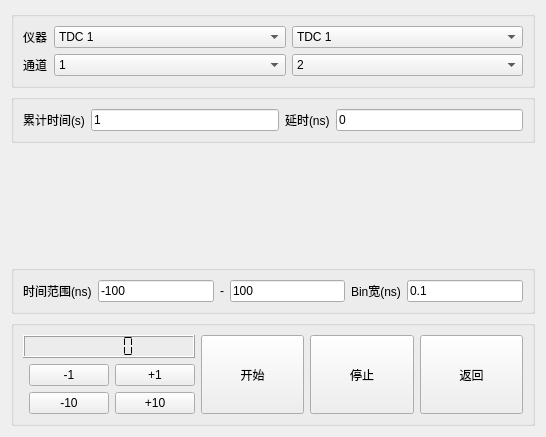
Qt form ui/histogramwidget.ui (WhiteChimney/TDC-counter) before a commit.
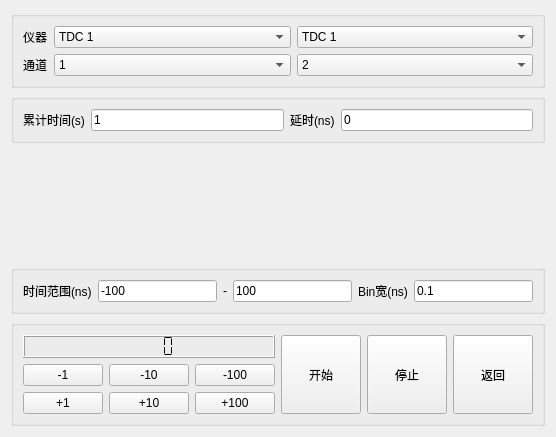
The same form after that commit. Custom widgets are drawn as their Qt base class.

Diff of the .ui file:
```diff
--- a/ui/histogramwidget.ui
+++ b/ui/histogramwidget.ui
@@ -254,34 +254,6 @@
      <layout class="QHBoxLayout" name="horizontalLayout_4">
       <item>
        <layout class="QGridLayout" name="gridLayout_2">
-        <item row="2" column="1">
-         <widget class="QPushButton" name="buttonMinusTen">
-          <property name="text">
-           <string>-10</string>
-          </property>
-         </widget>
-        </item>
-        <item row="1" column="1">
-         <widget class="QPushButton" name="buttonMinusOne">
-          <property name="text">
-           <string>-1</string>
-          </property>
-         </widget>
-        </item>
-        <item row="1" column="2">
-         <widget class="QPushButton" name="buttonPlusOne">
-          <property name="text">
-           <string>+1</string>
-          </property>
-         </widget>
-        </item>
-        <item row="2" column="2">
-         <widget class="QPushButton" name="buttonPlusTen">
-          <property name="text">
-           <string>+10</string>
-          </property>
-         </widget>
-        </item>
         <item row="0" column="0" colspan="3">
          <widget class="QLCDNumber" name="lcdComDelay">
           <property name="segmentStyle">
@@ -292,6 +264,48 @@
           </property>
          </widget>
         </item>
+        <item row="2" column="0">
+         <widget class="QPushButton" name="buttonPlus1">
+          <property name="text">
+           <string>+1</string>
+          </property>
+         </widget>
+        </item>
+        <item row="1" column="0">
+         <widget class="QPushButton" name="buttonMinus1">
+          <property name="text">
+           <string>-1</string>
+          </property>
+         </widget>
+        </item>
+        <item row="1" column="1">
+         <widget class="QPushButton" name="buttonMinus10">
+          <property name="text">
+           <string>-10</string>
+          </property>
+         </widget>
+        </item>
+        <item row="2" column="1">
+         <widget class="QPushButton" name="buttonPlus10">
+          <property name="text">
+           <string>+10</string>
+          </property>
+         </widget>
+        </item>
+        <item row="1" column="2">
+         <widget class="QPushButton" name="buttonMinus100">
+          <property name="text">
+           <string>-100</string>
+          </property>
+         </widget>
+        </item>
+        <item row="2" column="2">
+         <widget class="QPushButton" name="buttonPlus100">
+          <property name="text">
+           <string>+100</string>
+          </property>
+         </widget>
+        </item>
        </layout>
       </item>
       <item>
```
